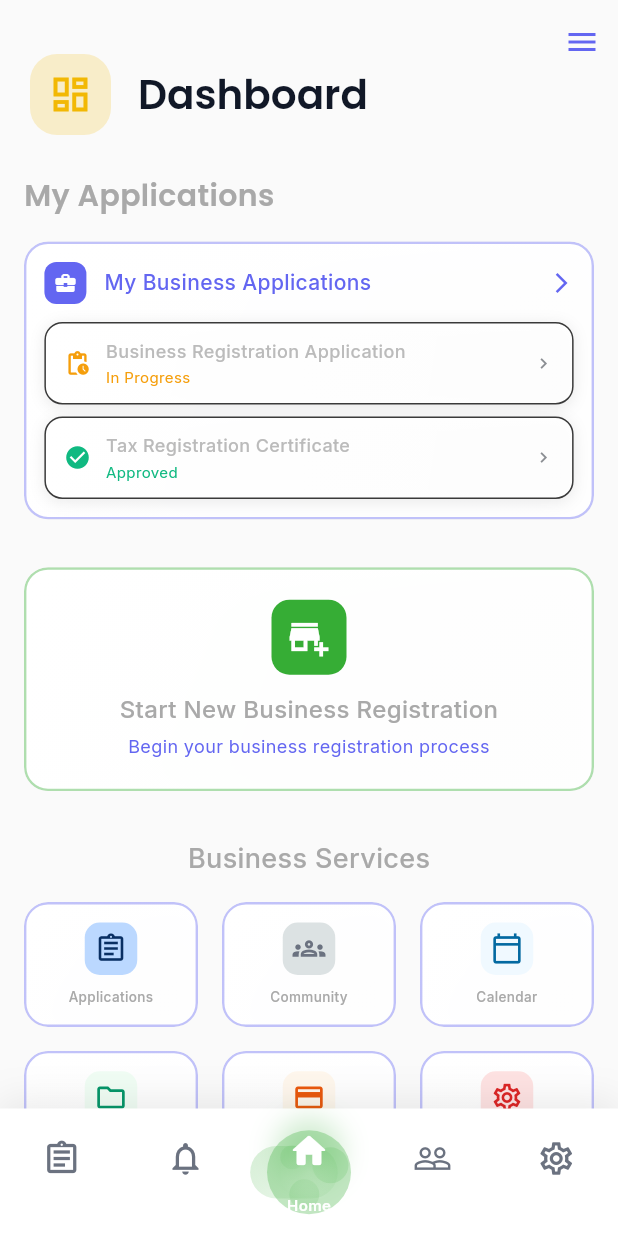
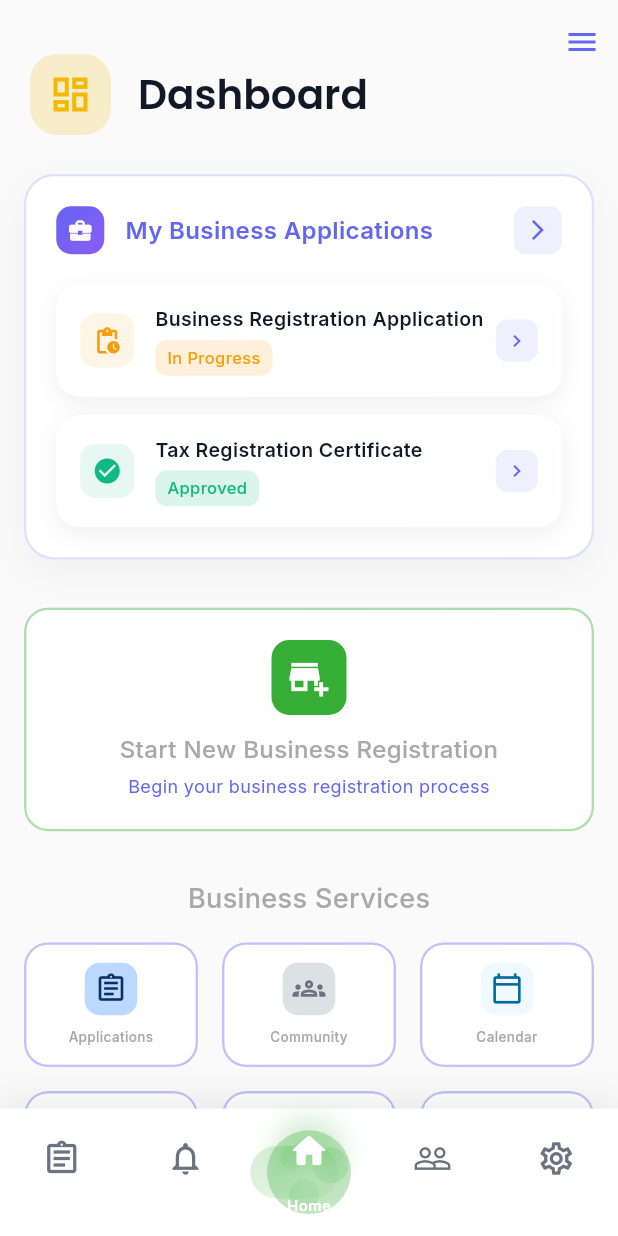
Before and after one commit to NuwanHapuarachchi/vyapara_gateway, a Flutter app: the DashboardHomeView screen opened by its route, on a phone screen of 412 x 824 dp. Run offline on Flutter 3.47's test engine with Material 3 defaults, Android fonts, the phone set to English and light mode, and no system bars; our stand-ins replace file_picker, flutter_riverpod, go_router, google_fonts, percent_indicator, shared_preferences and 2 more; accounts and stored records are empty.

Commit message:
Refactor Dashboard UI: Enhanced layout and styling for applications card, improved spacing, and updated icon sizes for better visual consistency.

```diff
--- a/lib/features/dashboard/screens/dashboard_screen.dart
+++ b/lib/features/dashboard/screens/dashboard_screen.dart
@@ -429,21 +429,33 @@ class DashboardHomeView extends ConsumerWidget {
     return Column(
       crossAxisAlignment: CrossAxisAlignment.start,
       children: [
-        // Topic Header
-        Text(
-          'My Applications',
-          style: GoogleFonts.poppins(
-            fontSize: 20,
-            fontWeight: FontWeight.w600,
-            color: const Color(0xFFA9A9A9),
+        // Applications Card
+        Container(
+          padding: const EdgeInsets.all(20),
+          decoration: BoxDecoration(
+            color: Theme.of(context).colorScheme.surface,
+            borderRadius: BorderRadius.circular(20),
+            border: Border.all(
+              color: AppColors.primary.withValues(alpha: 0.2),
+              width: 1.5,
+            ),
+            boxShadow: [
+              BoxShadow(
+                color: Colors.black.withValues(alpha: 0.04),
+                blurRadius: 20,
+                offset: const Offset(0, 8),
+                spreadRadius: 0,
+              ),
+            ],
+            gradient: LinearGradient(
+              begin: Alignment.topLeft,
+              end: Alignment.bottomRight,
+              colors: [
+                Theme.of(context).colorScheme.surface,
+                Theme.of(context).colorScheme.surface.withValues(alpha: 0.98),
+              ],
             ),
           ),
-        const SizedBox(height: 16),
-
-        // Applications Card
-        GlassCard(
-          padding: const EdgeInsets.all(12),
-          tint: AppColors.primary,
           child: Column(
             crossAxisAlignment: CrossAxisAlignment.start,
             children: [
@@ -453,24 +465,28 @@ class DashboardHomeView extends ConsumerWidget {
                   Row(
                     children: [
                       Container(
-                        width: 28,
-                        height: 28,
+                        width: 32,
+                        height: 32,
                         decoration: BoxDecoration(
-                          color: AppColors.primary,
-                          borderRadius: BorderRadius.circular(8),
+                          gradient: LinearGradient(
+                            colors: AppColors.primaryGradient,
+                            begin: Alignment.topLeft,
+                            end: Alignment.bottomRight,
+                          ),
+                          borderRadius: BorderRadius.circular(10),
                         ),
                         child: const Icon(
                           Icons.business_center,
                           color: Colors.white,
-                          size: 16,
+                          size: 18,
                         ),
                       ),
-                      const SizedBox(width: 12),
+                      const SizedBox(width: 14),
                       Text(
                         'My Business Applications',
                         style: GoogleFonts.inter(
-                          fontSize: 14,
-                          fontWeight: FontWeight.w500,
+                          fontSize: 16,
+                          fontWeight: FontWeight.w600,
                           color: AppColors.primary,
                         ),
                       ),
@@ -478,16 +494,23 @@ class DashboardHomeView extends ConsumerWidget {
                   ),
                   GestureDetector(
                     onTap: () => AppNavigation.toApplications(context),
-                    child: const Icon(
+                    child: Container(
+                      padding: const EdgeInsets.all(8),
+                      decoration: BoxDecoration(
+                        color: AppColors.primary.withValues(alpha: 0.1),
+                        borderRadius: BorderRadius.circular(8),
+                      ),
+                      child: Icon(
                         Icons.arrow_forward_ios,
                         color: AppColors.primary,
                         size: 16,
                       ),
                     ),
+                  ),
                 ],
               ),
 
-              const SizedBox(height: 12),
+              const SizedBox(height: 20),
 
               // Application items
               _buildApplicationItem(
@@ -498,7 +521,7 @@ class DashboardHomeView extends ConsumerWidget {
                 const Color(0xFFF59E0B),
               ),
 
-              const SizedBox(height: 8),
+              const SizedBox(height: 12),
 
               _buildApplicationItem(
                 context,
@@ -524,16 +547,16 @@ class DashboardHomeView extends ConsumerWidget {
     Color statusColor,
   ) {
     return Container(
-      padding: const EdgeInsets.symmetric(horizontal: 12, vertical: 10),
+      padding: const EdgeInsets.symmetric(horizontal: 16, vertical: 14),
       decoration: BoxDecoration(
         color: Theme.of(context).colorScheme.surface,
-        borderRadius: BorderRadius.circular(12),
-        border: Border.all(color: const Color(0xFF3A3A3A), width: 1),
+        borderRadius: BorderRadius.circular(16),
         boxShadow: [
           BoxShadow(
-            color: Colors.black.withValues(alpha: 0.08),
-            blurRadius: 8,
-            offset: const Offset(0, 2),
+            color: Colors.black.withValues(alpha: 0.06),
+            blurRadius: 12,
+            offset: const Offset(0, 4),
+            spreadRadius: 0,
           ),
         ],
         gradient: LinearGradient(
@@ -541,14 +564,21 @@ class DashboardHomeView extends ConsumerWidget {
           end: Alignment.bottomRight,
           colors: [
             Theme.of(context).colorScheme.surface,
-            Theme.of(context).colorScheme.surface.withValues(alpha: 0.9),
+            Theme.of(context).colorScheme.surface.withValues(alpha: 0.95),
           ],
         ),
       ),
       child: Row(
         children: [
-          Icon(statusIcon, color: statusColor, size: 18),
-          const SizedBox(width: 10),
+          Container(
+            padding: const EdgeInsets.all(8),
+            decoration: BoxDecoration(
+              color: statusColor.withValues(alpha: 0.1),
+              borderRadius: BorderRadius.circular(10),
+            ),
+            child: Icon(statusIcon, color: statusColor, size: 20),
+          ),
+          const SizedBox(width: 14),
           Expanded(
             child: Column(
               crossAxisAlignment: CrossAxisAlignment.start,
@@ -556,24 +586,45 @@ class DashboardHomeView extends ConsumerWidget {
                 Text(
                   title,
                   style: GoogleFonts.inter(
-                    fontSize: 12,
-                    fontWeight: FontWeight.w500,
-                    color: const Color(0xFFBBBBBB),
+                    fontSize: 13,
+                    fontWeight: FontWeight.w600,
+                    color: Theme.of(context).colorScheme.onSurface,
                   ),
                 ),
-                const SizedBox(height: 2),
-                Text(
+                const SizedBox(height: 4),
+                Container(
+                  padding: const EdgeInsets.symmetric(
+                    horizontal: 8,
+                    vertical: 4,
+                  ),
+                  decoration: BoxDecoration(
+                    color: statusColor.withValues(alpha: 0.15),
+                    borderRadius: BorderRadius.circular(8),
+                  ),
+                  child: Text(
                     status,
                     style: GoogleFonts.inter(
-                    fontSize: 10,
-                    fontWeight: FontWeight.w400,
+                      fontSize: 11,
+                      fontWeight: FontWeight.w500,
                       color: statusColor,
+                    ),
                   ),
                 ),
               ],
             ),
           ),
-          const Icon(Icons.chevron_right, color: Color(0xFF8B8E93), size: 14),
+          Container(
+            padding: const EdgeInsets.all(6),
+            decoration: BoxDecoration(
+              color: AppColors.primary.withValues(alpha: 0.1),
+              borderRadius: BorderRadius.circular(8),
+            ),
+            child: Icon(
+              Icons.chevron_right,
+              color: AppColors.primary,
+              size: 16,
+            ),
+          ),
         ],
       ),
     );
```
Lines whose indentation alone changed are shown as unchanged.
